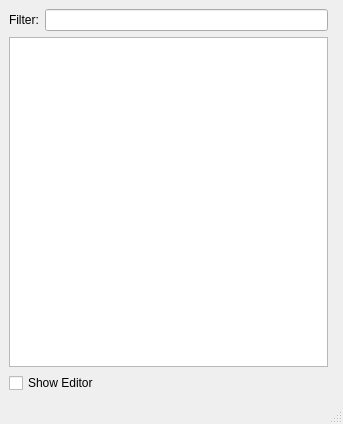
Rowanion/ColorChooser, file src/ui/ColorChooser.ui: the form before one commit.
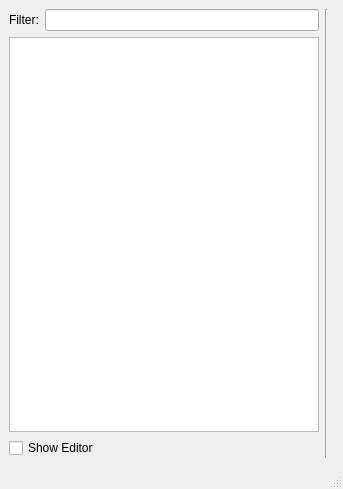
The form after the commit. Custom widgets are drawn as their Qt base class.

Commit message: [Added] visual line separating chooser from editor

Patch:
```diff
--- a/src/ui/ColorChooser.ui
+++ b/src/ui/ColorChooser.ui
@@ -7,7 +7,7 @@
     <x>0</x>
     <y>0</y>
     <width>343</width>
-    <height>424</height>
+    <height>489</height>
    </rect>
   </property>
   <property name="sizePolicy">
@@ -92,6 +92,13 @@
       </item>
      </layout>
     </item>
+    <item>
+     <widget class="Line" name="line">
+      <property name="orientation">
+       <enum>Qt::Vertical</enum>
+      </property>
+     </widget>
+    </item>
     <item>
      <widget class="ColorEditor" name="w_colorEditor" native="true"/>
     </item>
```
The commit also changes 1 other file.
